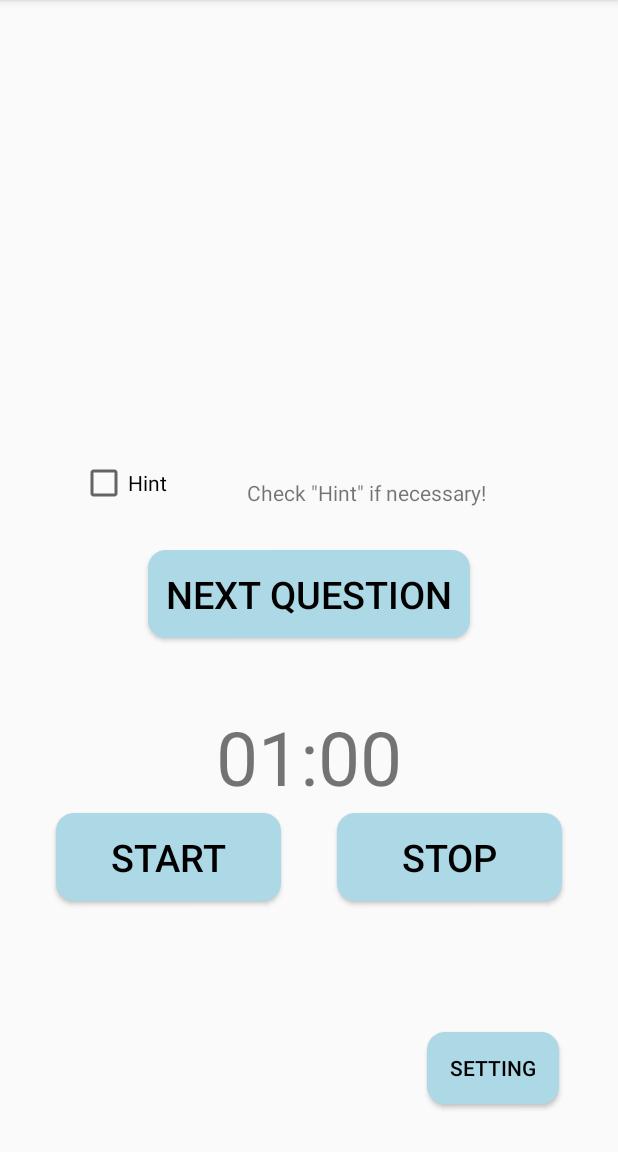
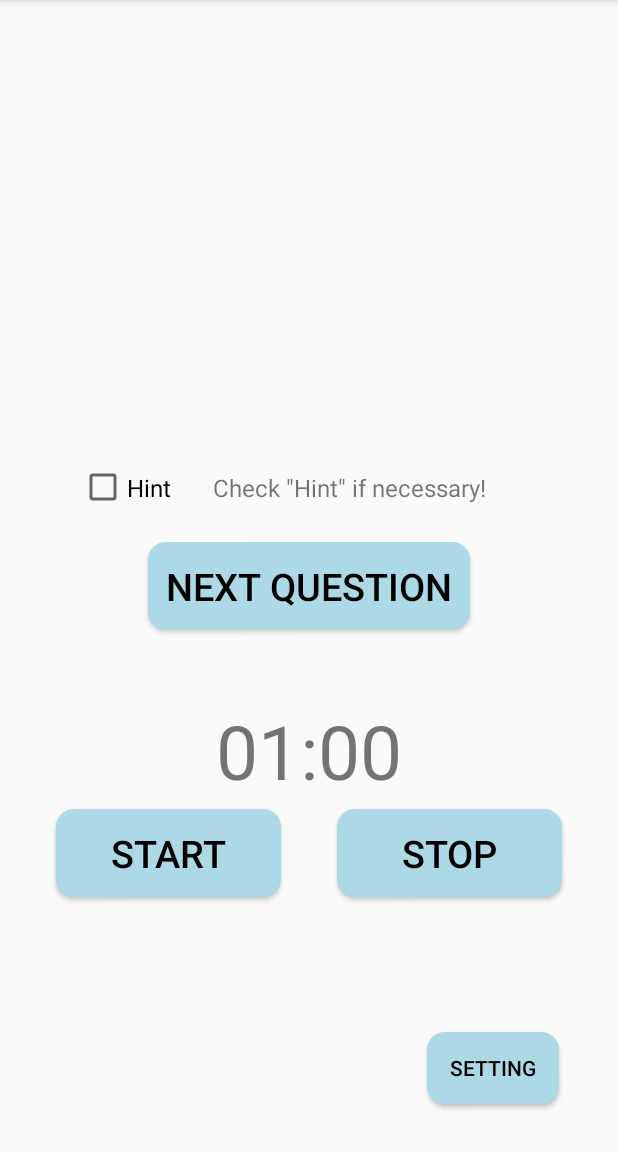
Before and after one commit to MAKIYAMA-ma/RandomNotifier, an Android app: the screen it shows after launch (MainActivity), on a phone screen of 412 x 824 dp, the part 84-1236 px from its top. Run offline under Robolectric (Android 15) with nearby library versions, the phone set to English and light mode, and no system bars.

Commit message:
adjust layout

```diff
--- a/app/src/main/res/layout/activity_main.xml
+++ b/app/src/main/res/layout/activity_main.xml
@@ -23,8 +23,10 @@
     <CheckBox
         android:id="@+id/hint_cb"
         android:layout_width="wrap_content"
-        android:layout_height="wrap_content"
+        android:layout_height="50dp"
+        android:gravity="center"
         android:text="@string/hint"
+        android:textSize="16sp"
         app:layout_constraintTop_toTopOf="@+id/question_view"
         app:layout_constraintBottom_toBottomOf="parent"
         app:layout_constraintEnd_toEndOf="parent"
@@ -34,13 +36,14 @@
 
     <TextView
         android:id="@+id/hint_box"
-        android:layout_width="229dp"
-        android:layout_height="45dp"
+        android:layout_width="240dp"
+        android:layout_height="50dp"
         android:gravity="center"
         android:text="@string/hint_box"
+        android:textSize="16sp"
         app:layout_constraintBottom_toBottomOf="parent"
         app:layout_constraintEnd_toEndOf="parent"
-        app:layout_constraintHorizontal_bias="0.586"
+        app:layout_constraintHorizontal_bias="0.5"
         app:layout_constraintStart_toStartOf="@+id/hint_cb"
         app:layout_constraintTop_toTopOf="@+id/hint_cb"
         app:layout_constraintVertical_bias="0.0" />
```
